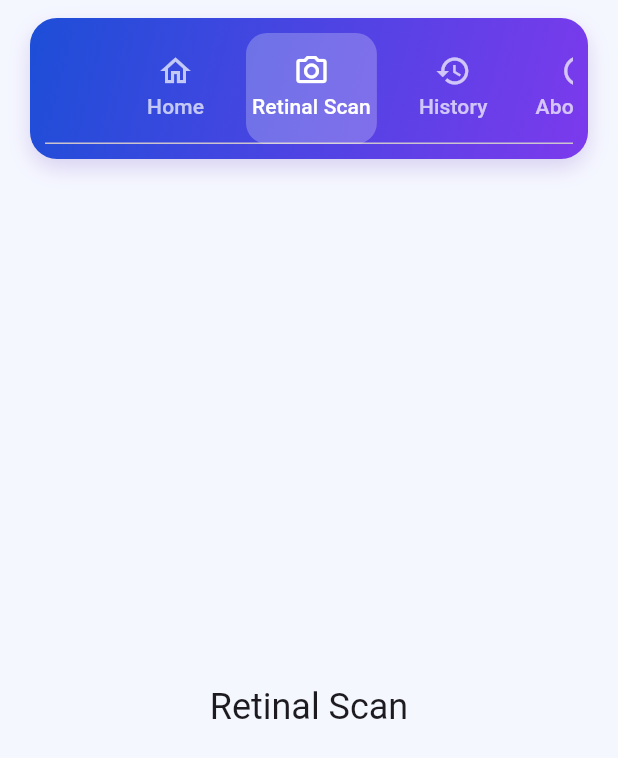
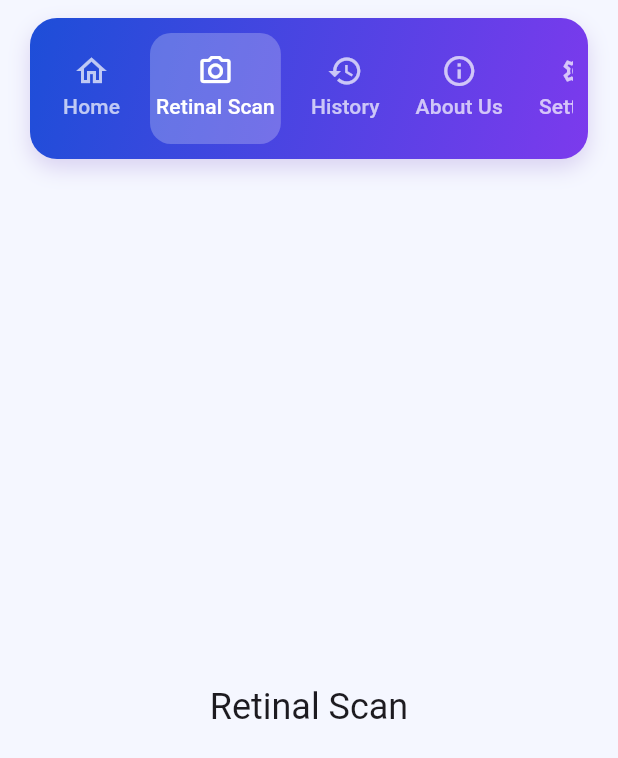
Before and after one commit to pasindumadushan/DiabeticRetinopathyMobileApp, a Flutter app: the screen it shows after launch, tab 2 chosen, on a phone screen of 412 x 824 dp. Shown: the top 758 px of the screen. Run offline on Flutter 3.47's test engine with Material 3 defaults, Android fonts, the light colour scheme and no system bars.

Commit message:
tab alighment fix

```diff
--- a/lib/main.dart
+++ b/lib/main.dart
@@ -57,7 +57,11 @@ class AppShell extends StatelessWidget {
                   ),
                   child: const TabBar(
                     isScrollable: true,
+                    tabAlignment: TabAlignment.start,
+                    padding: EdgeInsets.zero,
                     indicatorPadding: EdgeInsets.symmetric(horizontal: -4),
+                    labelPadding: EdgeInsets.symmetric(horizontal: 12),
+                    dividerColor: Colors.transparent,
                     indicator: BoxDecoration(
                       color: Colors.white24,
                       borderRadius: BorderRadius.all(Radius.circular(14)),
```
